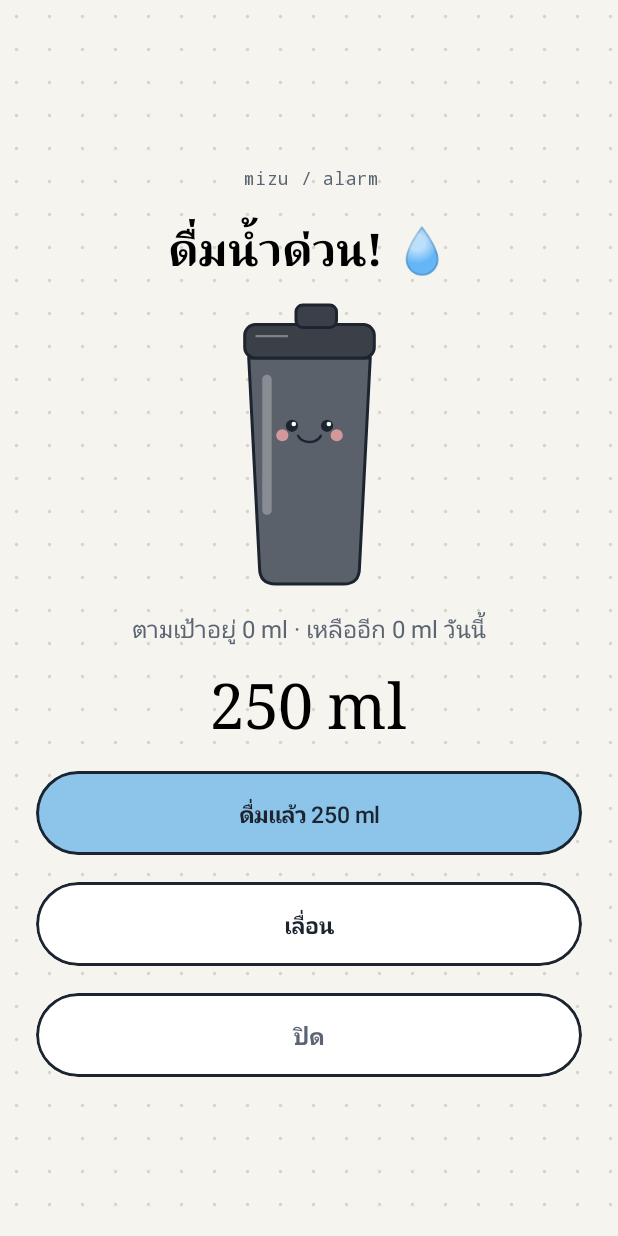
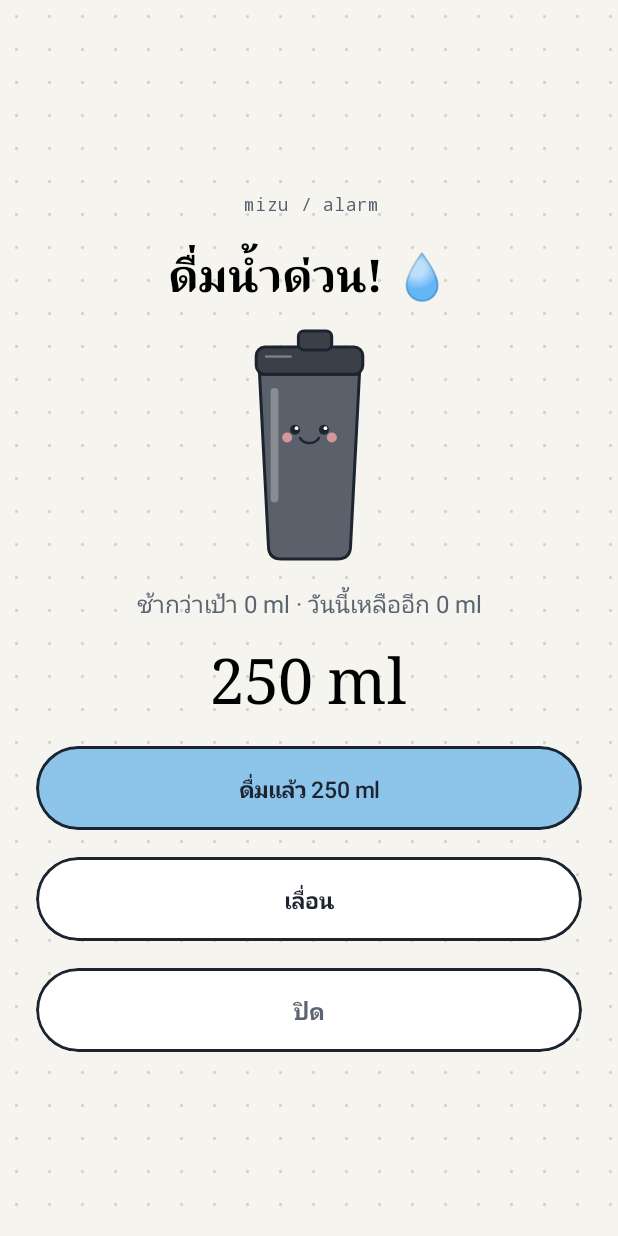
Before and after one commit to coolza254-lgtm/Mizu, an Android app built with Jetpack Compose: the AlarmActivity screen opened directly, with no data from a screen before it, on a phone screen of 412 x 824 dp. Run offline under Robolectric (Android 15) with nearby library versions, the phone set to English and light mode, and no system bars.

Commit message:
Alarm screen: correct Thai wording for being behind; fits small screens
Co-Authored-By: Claude Opus 5.5 <noreply@anthropic.com>
Claude-Session: https://claude.ai/code/session_01EuHuv692QWZYaeLcnojGwe

```diff
--- a/app/src/main/java/com/example/mizu/reminder/AlarmActivity.kt
+++ b/app/src/main/java/com/example/mizu/reminder/AlarmActivity.kt
@@ -19,6 +19,7 @@ import androidx.compose.foundation.layout.navigationBarsPadding
 import androidx.compose.foundation.layout.padding
 import androidx.compose.foundation.layout.size
 import androidx.compose.foundation.layout.statusBarsPadding
+import androidx.compose.foundation.verticalScroll
 import androidx.compose.material3.MaterialTheme
 import androidx.compose.material3.Text
 import androidx.compose.runtime.Composable
@@ -152,13 +153,14 @@ private fun AlarmScreen(
 ) {
     val ml = stringResource(R.string.unit_ml)
     Column(
-        Modifier.fillMaxSize().dotGrid().statusBarsPadding().navigationBarsPadding().padding(24.dp),
+        Modifier.fillMaxSize().dotGrid().statusBarsPadding().navigationBarsPadding()
+            .verticalScroll(androidx.compose.foundation.rememberScrollState()).padding(24.dp),
         horizontalAlignment = Alignment.CenterHorizontally,
         verticalArrangement = Arrangement.spacedBy(18.dp, Alignment.CenterVertically),
     ) {
         MonoKicker("mizu / alarm")
         Text(stringResource(R.string.alarm_title), style = MaterialTheme.typography.headlineMedium, textAlign = TextAlign.Center)
-        BottleGauge(previousWater = 0, newWater = 0, capacityMl = 1000, modifier = Modifier.size(width = 90.dp, height = 186.dp))
+        BottleGauge(previousWater = 0, newWater = 0, capacityMl = 1000, modifier = Modifier.size(width = 74.dp, height = 152.dp))
         Text(
             stringResource(R.string.alarm_behind, deficitMl.coerceAtLeast(0).grouped(), remainingMl.grouped()),
             style = MaterialTheme.typography.bodyLarge,
--- a/app/src/main/res/values/strings.xml
+++ b/app/src/main/res/values/strings.xml
@@ -161,7 +161,7 @@
     <string name="channel_strong">เตือนแรง (ขาดน้ำมาก)</string>
     <string name="channel_alarm">เตือนแบบปลุก</string>
     <string name="alarm_title">ดื่มน้ำด่วน! 💧</string>
-    <string name="alarm_behind">ตามเป้าอยู่ %1$s ml · เหลืออีก %2$s ml วันนี้</string>
+    <string name="alarm_behind">ช้ากว่าเป้า %1$s ml · วันนี้เหลืออีก %2$s ml</string>
     <string name="alarm_drank">ดื่มแล้ว %1$s ml</string>
     <string name="alarm_dismiss">ปิด</string>
     <string name="reminder_rhythm">จังหวะการเตือน</string>
```
